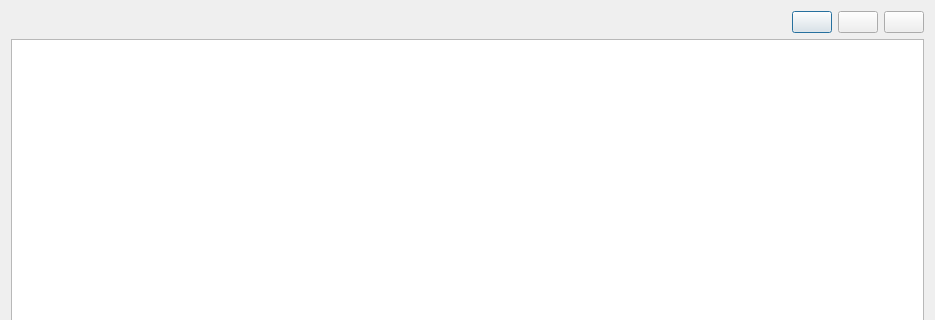
Old version of the form play/LoveDiary/dialoguser.ui in the repository Maxwrt/Program; both pictures show x 0 to 935 and y 0 to 320 of the 935 by 509 pixel window.
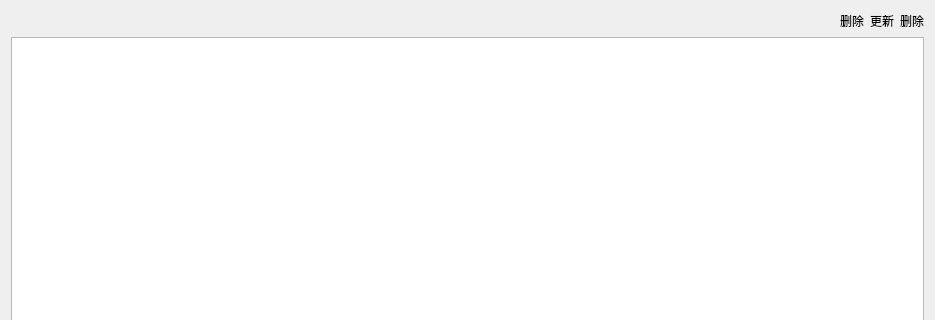
New version of the form. Icons and pictures are not drawn.

Patch:
```diff
--- a/play/LoveDiary/dialoguser.ui
+++ b/play/LoveDiary/dialoguser.ui
@@ -41,10 +41,12 @@
         <string>&lt;html&gt;&lt;head/&gt;&lt;body&gt;&lt;p&gt;&lt;span style=&quot; color:#ffaa00;&quot;&gt;删除&lt;/span&gt;&lt;/p&gt;&lt;/body&gt;&lt;/html&gt;</string>
        </property>
        <property name="styleSheet">
-        <string notr="true">border-image: url(:/config/delete.png);</string>
+        <string notr="true">border:none;
+color: rgb(0, 0, 0);
+font: 14pt &quot;楷体&quot;;</string>
        </property>
        <property name="text">
-        <string/>
+        <string>删除</string>
        </property>
       </widget>
      </item>
@@ -60,10 +62,12 @@
         <string>&lt;html&gt;&lt;head/&gt;&lt;body&gt;&lt;p&gt;&lt;span style=&quot; color:#ffaa00;&quot;&gt;更新&lt;/span&gt;&lt;/p&gt;&lt;/body&gt;&lt;/html&gt;</string>
        </property>
        <property name="styleSheet">
-        <string notr="true">border-image: url(:/config/update.png);</string>
+        <string notr="true">border:none;
+color: rgb(0, 0, 0);
+font: 14pt &quot;楷体&quot;;</string>
        </property>
        <property name="text">
-        <string/>
+        <string>更新</string>
        </property>
       </widget>
      </item>
@@ -79,10 +83,12 @@
         <string>&lt;html&gt;&lt;head/&gt;&lt;body&gt;&lt;p&gt;&lt;span style=&quot; color:#ffaa00;&quot;&gt;添加&lt;/span&gt;&lt;/p&gt;&lt;/body&gt;&lt;/html&gt;</string>
        </property>
        <property name="styleSheet">
-        <string notr="true">border-image: url(:/config/insert.png);</string>
+        <string notr="true">border:none;
+color: rgb(0, 0, 0);
+font: 14pt &quot;楷体&quot;;</string>
        </property>
        <property name="text">
-        <string/>
+        <string>删除</string>
        </property>
       </widget>
      </item>
```
